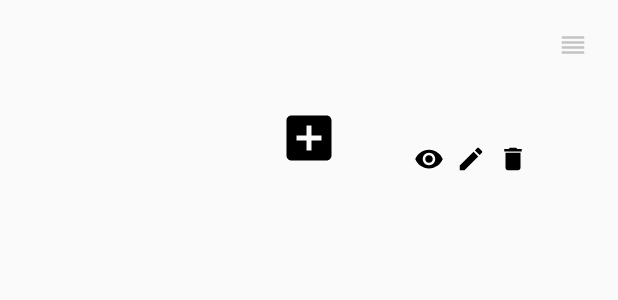
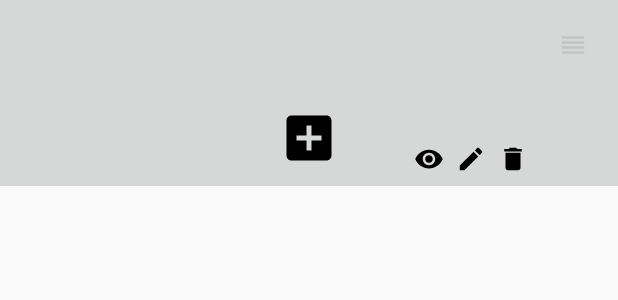
Before and after one commit to IsraelKariti/HABITS, an Android app: the layout main_row.xml on its own in the app's theme, with its tools: preview values and no code run, on a phone screen of 412 x 824 dp. Shown: the top 300 px of the screen. Run offline under Robolectric (Android 15) with nearby library versions, the phone set to English and light mode, and no system bars.

Commit message:
add shadow to selected item: 1) give items color (default transparent is  impossible for shadow) 2) set translationZ

```diff
--- a/app/src/main/java/com/example/izi/habits/MyAdapter.java
+++ b/app/src/main/java/com/example/izi/habits/MyAdapter.java
@@ -40,6 +40,7 @@ public class MyAdapter extends RecyclerView.Adapter<MyViewHolder> {
         mCursor.moveToPosition(position);
         boolean hasNotes = mCursor.getInt(2) == 0 ? false : true;
         ((TextView)holder.habit).setText(mCursor.getString(1));
+        holder.mMyConstraintLayout.setTranslationZ(isEpanded?10f:0f);
         holder.buttonNotify.setVisibility(isEpanded?View.VISIBLE:View.GONE);
         holder.buttonEdit.setVisibility(isEpanded?View.VISIBLE:View.GONE);
         holder.buttonDelete.setVisibility(isEpanded?View.VISIBLE:View.GONE);
--- a/app/src/main/res/layout/main_row.xml
+++ b/app/src/main/res/layout/main_row.xml
@@ -8,7 +8,7 @@
     android:layout_width="match_parent"
     android:layout_height="wrap_content"
     android:animateLayoutChanges="true"
-    android:background="?selectableItemBackground"
+    android:background="?attr/colorButtonNormal"
     android:clickable="true">
 
     <TextView
```
